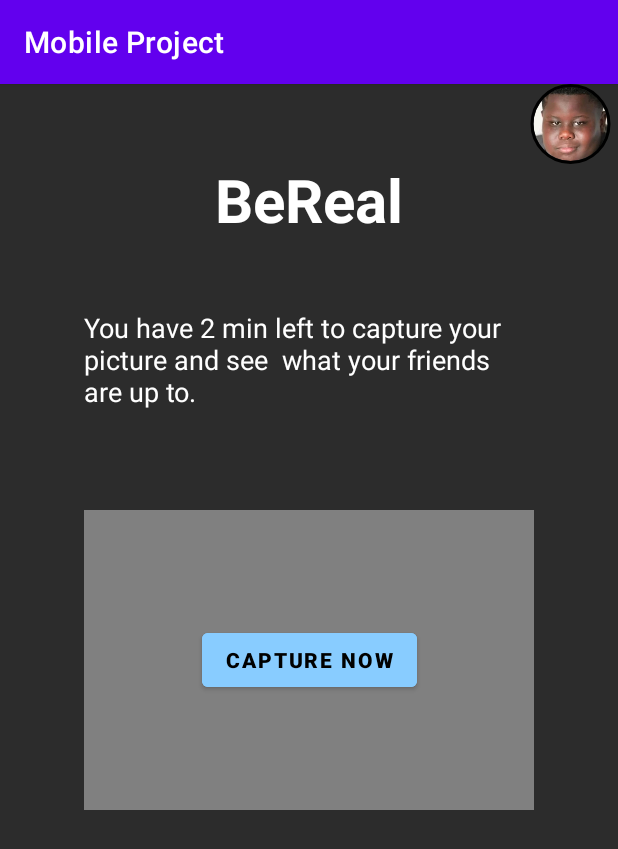
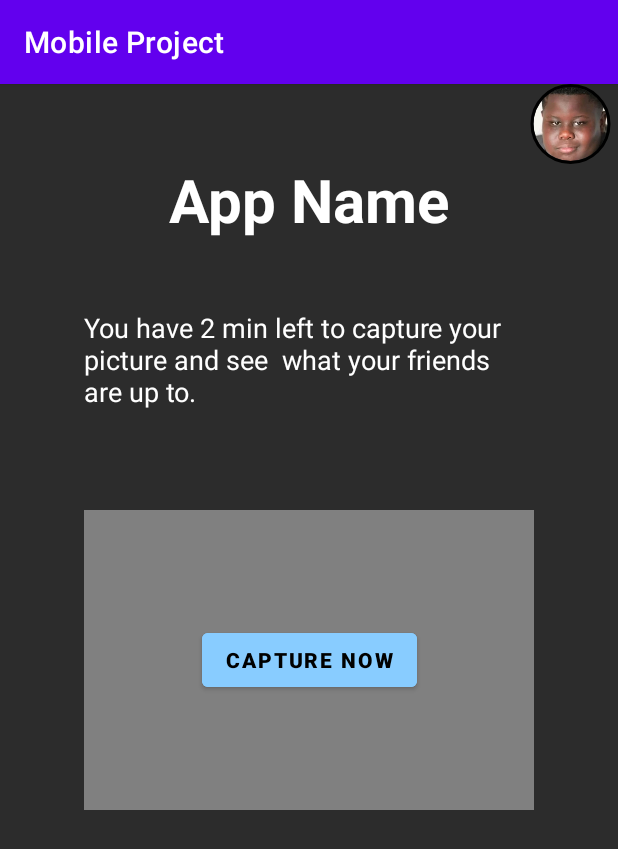
Before and after one commit to badr4y/Mobile-Project, an Android app: the CameraActivity screen opened directly, with no data from a screen before it, on a phone screen of 412 x 824 dp. Shown: the top 849 px of the screen. Run offline under Robolectric (Android 15) with nearby library versions, the phone set to English and light mode, and no system bars; our stand-ins replace CircleImageView.

Commit message:
fixing the camera activity

```diff
--- a/app/src/main/res/layout/camera_activity.xml
+++ b/app/src/main/res/layout/camera_activity.xml
@@ -10,7 +10,7 @@
         android:layout_height="wrap_content"
         android:textSize="40dp"
         android:textColor="#FFFFFF"
-        android:text="BeReal"
+        android:text="App Name"
         android:textStyle="bold"
         app:layout_constraintTop_toTopOf="parent"
         app:layout_constraintStart_toStartOf="parent"
```
